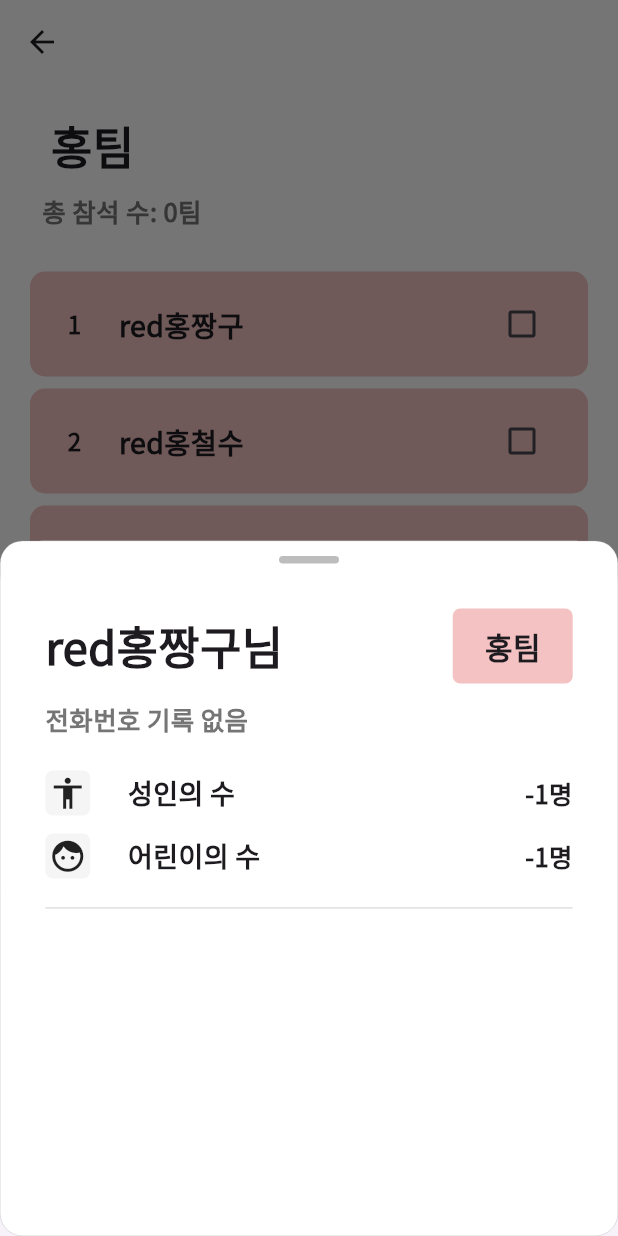
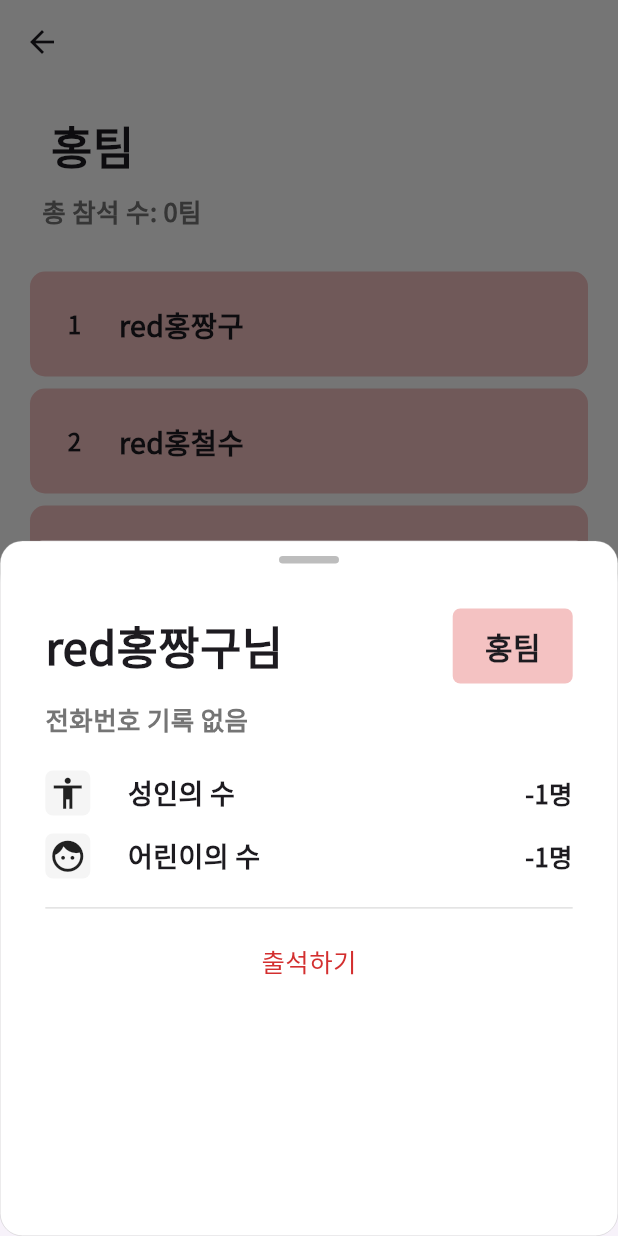
Before and after one commit to pre-per/nambu_admin, a Flutter app: the Teamview screen opened directly with empty values, after a tap on an icon or button, on a phone screen of 412 x 824 dp. Run offline on Flutter 3.47's test engine with Material 3 defaults, Android fonts, the phone set to English and light mode, and no system bars; our stand-ins replace google_fonts, lottie, table_calendar.

Commit message:
[feature] checkbox

```diff
--- a/lib/component/sport/sportpersonalcard.dart
+++ b/lib/component/sport/sportpersonalcard.dart
@@ -1,4 +1,5 @@
 import 'package:flutter/material.dart';
+import 'package:nambu_admin/main.dart';
 import 'package:nambu_admin/model/sportpersonmodel.dart';
 import 'package:nambu_admin/provider/sportpersonprovider.dart';
 import 'package:provider/provider.dart';
@@ -19,6 +20,7 @@ class Sportpersonalcard extends StatelessWidget {
           showModalBottomSheet(
               context: context,
               builder: (context) {
+                return StatefulBuilder(builder: (context, setState) {
                   return Container(
                       height: MediaQuery.of(context).size.height * 0.8,
                       width: MediaQuery.of(context).size.width,
@@ -55,21 +57,39 @@ class Sportpersonalcard extends StatelessWidget {
                                       fontSize: 30.0,
                                       fontWeight: FontWeight.w600,
                                     )),
+                                person.isChecked
+                                    ? Expanded(
+                                        child: Row(
+                                          children: [
+                                            const SizedBox(width: 5.0),
+                                            Image.asset('asset/image/check.png',
+                                                height: 30.0, width: 30.0),
+                                          ],
+                                        ),
+                                      )
+                                    : SizedBox(),
                                 Container(
                                   width: 80.0,
                                   height: 50.0,
                                   decoration: BoxDecoration(
                                     borderRadius: BorderRadius.circular(5.0),
-                                  color: person.isBlueTeam ? Color(0xFFD0E8F2) : Color(0xFFF4C2C2),
+                                    color: person.isBlueTeam
+                                        ? Color(0xFFD0E8F2)
+                                        : Color(0xFFF4C2C2),
                                   ),
                                   child: Center(
-                                  child: Text(person.isBlueTeam ? '청팀' : '홍팀', style: TextStyle(fontSize: 20.0, fontWeight: FontWeight.w600),),
+                                    child: Text(
+                                      person.isBlueTeam ? '청팀' : '홍팀',
+                                      style: TextStyle(
+                                          fontSize: 20.0,
+                                          fontWeight: FontWeight.w600),
+                                    ),
                                   ),
                                 ),
                               ],
                             ),
                             const SizedBox(height: 12.0),
-                          Text('${person.phoneNum}',
+                            Text(person.phoneNum,
                                 style: TextStyle(
                                   fontSize: 17.0,
                                   fontWeight: FontWeight.w600,
@@ -87,7 +107,8 @@ class Sportpersonalcard extends StatelessWidget {
                                     borderRadius: BorderRadius.circular(5.0),
                                   ),
                                   child: Center(
-                                  child: Icon(Icons.accessibility, size: 25.0),
+                                    child:
+                                        Icon(Icons.accessibility, size: 25.0),
                                   ),
                                 ),
                                 const SizedBox(width: 25.0),
@@ -140,11 +161,32 @@ class Sportpersonalcard extends StatelessWidget {
                             const SizedBox(height: 20.0),
                             SizedBox(
                                 width: double.infinity,
-                              child: Divider(color: Colors.grey[300], height: 0.05)),
+                                child: Divider(
+                                    color: Colors.grey[300], height: 0.05)),
                             const SizedBox(height: 20.0),
+                            GestureDetector(
+                              onTap: () {
+                                provider.toggleCheck(person);
+                                setState(() {});
+                              },
+                              child: SizedBox(
+                                width: MediaQuery.of(context).size.width,
+                                height: 30.0,
+                                child: Center(
+                                  child: Text(
+                                    person.isChecked ? '출석 취소하기' : '출석하기',
+                                    style: TextStyle(
+                                        fontSize: 17.0,
+                                        fontWeight: FontWeight.w500,
+                                        color: Colors.red[700]),
+                                  ),
+                                ),
+                              ),
+                            ),
                           ],
                         ),
                       ));
+                });
               });
         },
         child: Container(
@@ -168,14 +210,10 @@ class Sportpersonalcard extends StatelessWidget {
                     child: Text(person.name,
                         style: TextStyle(
                             fontSize: 19.0, fontWeight: FontWeight.w600))),
-                Checkbox(
-                  value: person.isChecked,
-                  onChanged: (bool? value) {
-                    provider.toggleCheck(person);
-                  },
-                  activeColor: Colors.yellowAccent,
-                  checkColor: Colors.black,
-                ),
+                person.isChecked
+                    ? Image.asset('asset/image/check.png',
+                        height: 25.0, width: 25.0)
+                    : SizedBox(),
                 const SizedBox(width: 10.0),
               ],
             ),
--- a/lib/main.dart
+++ b/lib/main.dart
@@ -15,6 +15,9 @@ import 'package:nambu_admin/screen/sub/calendar/calendarscreen.dart';
 import 'package:nambu_admin/screen/main/homescreen.dart';
 import 'package:nambu_admin/screen/sub/calendar/noticescreen.dart';
 import 'package:nambu_admin/screen/main/profilescreen.dart';
+
+final GlobalKey<ScaffoldMessengerState> scaffoldMessengerKey =
+    GlobalKey<ScaffoldMessengerState>();
 
 void main() async {
   WidgetsFlutterBinding.ensureInitialized();
@@ -40,6 +43,7 @@ class MyApp extends StatelessWidget {
   @override
   Widget build(BuildContext context) {
     return MaterialApp(
+      scaffoldMessengerKey: scaffoldMessengerKey,
       debugShowCheckedModeBanner: false,
       theme: ThemeData(
         appBarTheme: AppBarTheme(
@@ -84,9 +88,11 @@ class Mainscreen extends StatelessWidget {
         backgroundColor: Colors.white,
         items: const [
           BottomNavigationBarItem(icon: Icon(Icons.home), label: '홈'),
-          BottomNavigationBarItem(icon: Icon(Icons.directions_run), label: '운동회'),
+          BottomNavigationBarItem(
+              icon: Icon(Icons.directions_run), label: '운동회'),
           BottomNavigationBarItem(icon: Icon(Icons.bathtub), label: '목욕탕'),
-          BottomNavigationBarItem(icon: Icon(Icons.delivery_dining), label: '도시락 배달'),
+          BottomNavigationBarItem(
+              icon: Icon(Icons.delivery_dining), label: '도시락 배달'),
           BottomNavigationBarItem(icon: Icon(Icons.person), label: '프로필'),
         ],
       ),
--- a/lib/provider/sportpersonprovider.dart
+++ b/lib/provider/sportpersonprovider.dart
@@ -3,7 +3,7 @@ import 'package:nambu_admin/model/sportpersonmodel.dart';
 
 class SportpersonProvider with ChangeNotifier {
   List<Sportpersonmodel> _teamList = [
-    Sportpersonmodel(name: 'blue청짱구', num: 1, adultNum: 5, childNum: 2, isChecked: false, isBlueTeam: true, phoneNum: '010-1234-5678'),
+    Sportpersonmodel(name: '짱구', num: 1, adultNum: 5, childNum: 2, isChecked: false, isBlueTeam: true, phoneNum: '010-1234-5678'),
     Sportpersonmodel(name: 'blue청철수', num: 2, isChecked: false, isBlueTeam: true),
     Sportpersonmodel(name: 'blue청맹구', num: 3, isChecked: false, isBlueTeam: true),
     Sportpersonmodel(name: 'blue청훈이', num: 4, isChecked: false, isBlueTeam: true),
--- a/pubspec.yaml
+++ b/pubspec.yaml
@@ -66,7 +66,7 @@ flutter:
   assets:
     - asset/image/logo.png
     - asset/animation/congratulations.json
-  #   - images/a_dot_burr.jpeg
+    - asset/image/check.png
   #   - images/a_dot_ham.jpeg
 
   # An image asset can refer to one or more resolution-specific "variants", see
```
Also changed, not shown: asset/image/check.png (added), pubspec.lock, 126 other files. Lines whose indentation alone changed are shown as unchanged.
